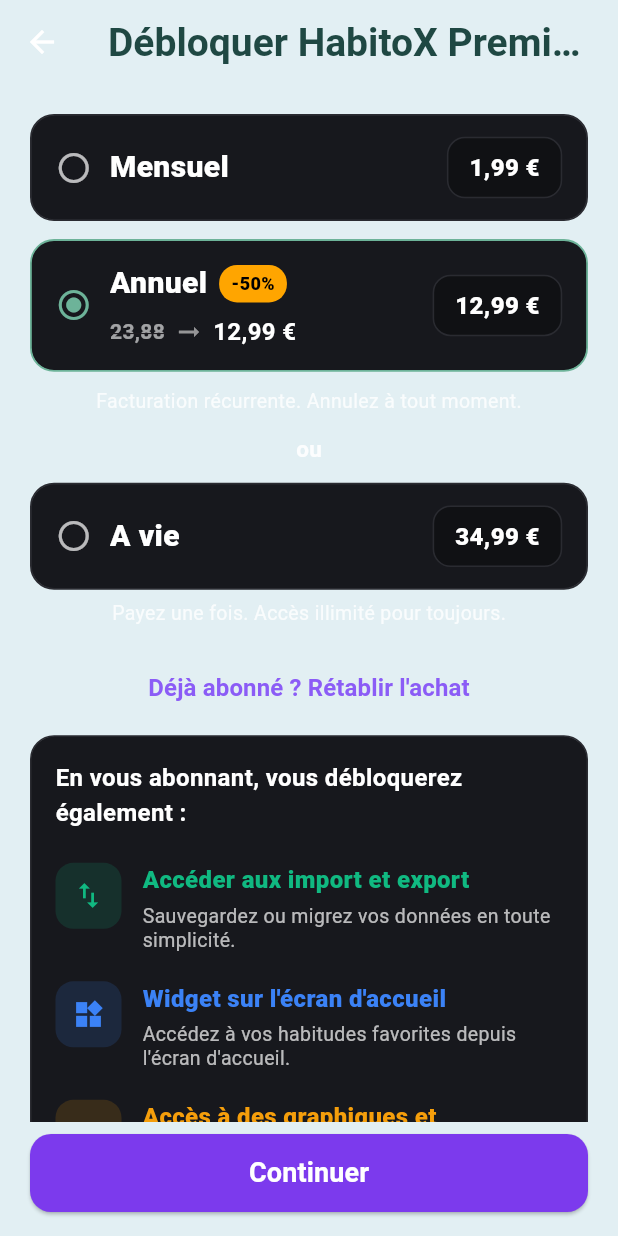
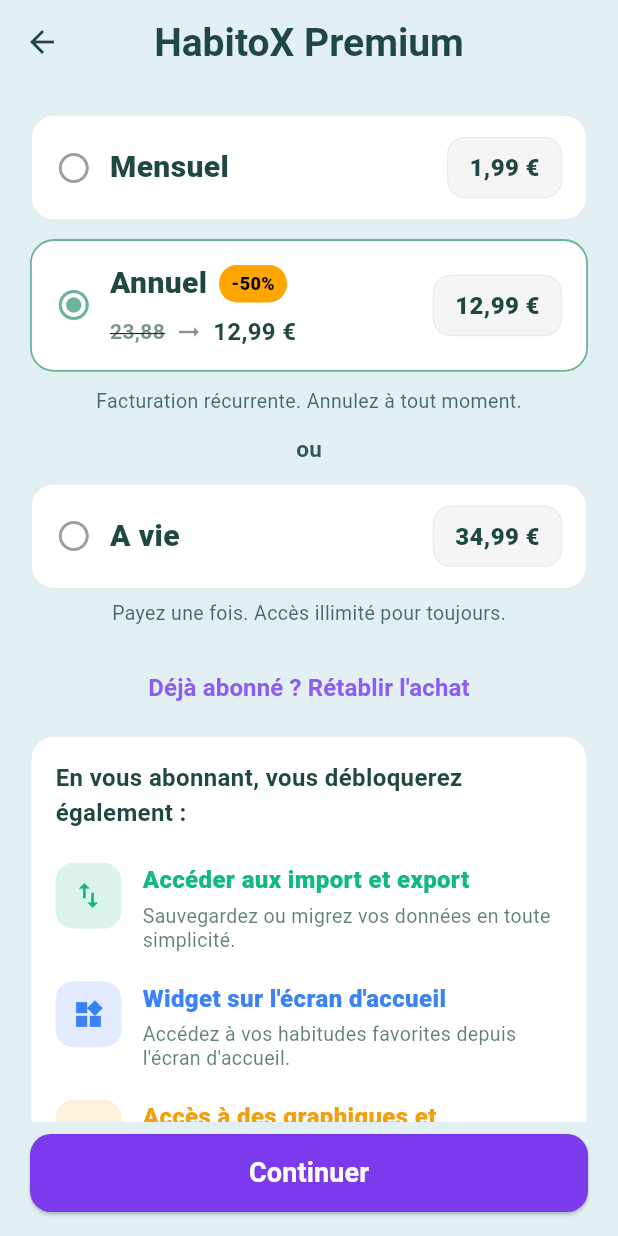
Before and after one commit to MOUSSBEKK/HabitoX, a Flutter app: the PremiumUnlockScreen screen opened by its route, on a phone screen of 412 x 824 dp. Run offline on Flutter 3.47's test engine with Material 3 defaults, Android fonts, the phone set to English and light mode, and no system bars; drawn by our look-alikes of toastification; our stand-ins replace adaptive_dialog, font_awesome_flutter, localstorage, modal_bottom_sheet, shared_preferences; accounts and stored records are empty.

Commit message:
fix: white mode premium screen

```diff
--- a/lib/screens/premium_unlock_screen.dart
+++ b/lib/screens/premium_unlock_screen.dart
@@ -1,4 +1,5 @@
 import 'package:flutter/material.dart';
+import '../constants/app_colors.dart';
 
 class PremiumUnlockScreen extends StatefulWidget {
   const PremiumUnlockScreen({super.key});
@@ -20,16 +21,16 @@
   @override
   Widget build(BuildContext context) {
     final Color bg = const Color.fromRGBO(226, 239, 243, 1);
-    final Color card = const Color(0xFF17181D);
-    final Color border = const Color(0xFF2A2B31);
+    final Color card = Colors.white;
+    final Color border = AppColors.borderColorLight;
     final Color accent = const Color(0xFF6db399);
 
     return Scaffold(
       backgroundColor: bg,
       appBar: AppBar(
         backgroundColor: bg,
-        foregroundColor: Colors.white,
-        title: const Text('Débloquer HabitoX Premium'),
+        foregroundColor: AppColors.darkColor,
+        title: const Text('HabitoX Premium'),
       ),
       bottomNavigationBar: SafeArea(
         minimum: const EdgeInsets.fromLTRB(20, 8, 20, 16),
@@ -129,7 +130,7 @@
           child: Text(
             'Facturation récurrente. Annulez à tout moment.',
             style: TextStyle(
-              color: Colors.white.withOpacity(0.8),
+              color: AppColors.darkColor.withOpacity(0.8),
               fontSize: 13,
             ),
           ),
@@ -139,7 +140,7 @@
           child: Text(
             'ou',
             style: TextStyle(
-              color: Colors.white.withOpacity(0.9),
+              color: AppColors.darkColor.withOpacity(0.9),
               fontSize: 15,
               fontWeight: FontWeight.w600,
             ),
@@ -160,7 +161,7 @@
           child: Text(
             'Payez une fois. Accès illimité pour toujours.',
             style: TextStyle(
-              color: Colors.white.withOpacity(0.8),
+              color: AppColors.darkColor.withOpacity(0.8),
               fontSize: 13,
             ),
           ),
@@ -208,7 +209,7 @@
           children: [
             Icon(
               selected ? Icons.radio_button_checked : Icons.radio_button_off,
-              color: selected ? accent : Colors.white70,
+              color: selected ? accent : Colors.grey,
               size: 24,
             ),
             const SizedBox(width: 12),
@@ -221,7 +222,7 @@
                       Text(
                         title,
                         style: const TextStyle(
-                          color: Colors.white,
+                          color: AppColors.darkColor,
                           fontSize: 20,
                           fontWeight: FontWeight.w800,
                         ),
@@ -256,23 +257,23 @@
                         Text(
                           oldPrice,
                           style: TextStyle(
-                            color: Colors.white.withOpacity(0.6),
+                            color: AppColors.darkColor.withOpacity(0.6),
                             decoration: TextDecoration.lineThrough,
                             fontSize: 14,
                             fontWeight: FontWeight.w600,
                           ),
                         ),
                         const SizedBox(width: 6),
-                        const Icon(
+                        Icon(
                           Icons.arrow_right_alt,
-                          color: Colors.white54,
+                          color: Colors.black.withOpacity(0.45),
                           size: 20,
                         ),
                         const SizedBox(width: 6),
                         Text(
                           price,
                           style: const TextStyle(
-                            color: Colors.white,
+                            color: AppColors.darkColor,
                             fontSize: 16,
                             fontWeight: FontWeight.w700,
                           ),
@@ -287,14 +288,14 @@
             Container(
               padding: const EdgeInsets.symmetric(horizontal: 14, vertical: 8),
               decoration: BoxDecoration(
-                color: const Color(0xFF101114),
+                color: Colors.grey.shade100,
                 borderRadius: BorderRadius.circular(12),
                 border: Border.all(color: border),
               ),
               child: Text(
                 price,
                 style: const TextStyle(
-                  color: Colors.white,
+                  color: AppColors.darkColor,
                   fontSize: 16,
                   fontWeight: FontWeight.w800,
                 ),
@@ -352,7 +353,7 @@
           const Text(
             'En vous abonnant, vous débloquerez également :',
             style: TextStyle(
-              color: Colors.white,
+              color: AppColors.darkColor,
               fontSize: 16,
               fontWeight: FontWeight.w700,
             ),
@@ -395,8 +396,8 @@
                 const SizedBox(height: 4),
                 Text(
                   feature.subtitle,
-                  style: const TextStyle(
-                    color: Colors.white70,
+                  style: TextStyle(
+                    color: AppColors.darkColor.withOpacity(0.7),
                     fontSize: 13,
                     height: 1.25,
                   ),
```
